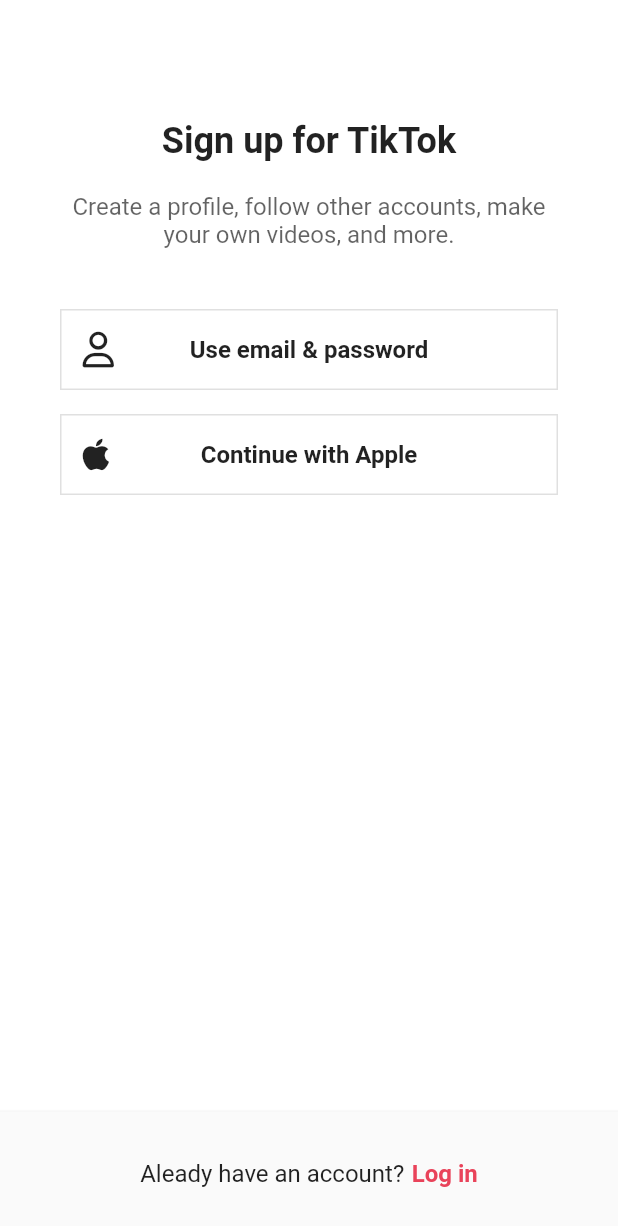
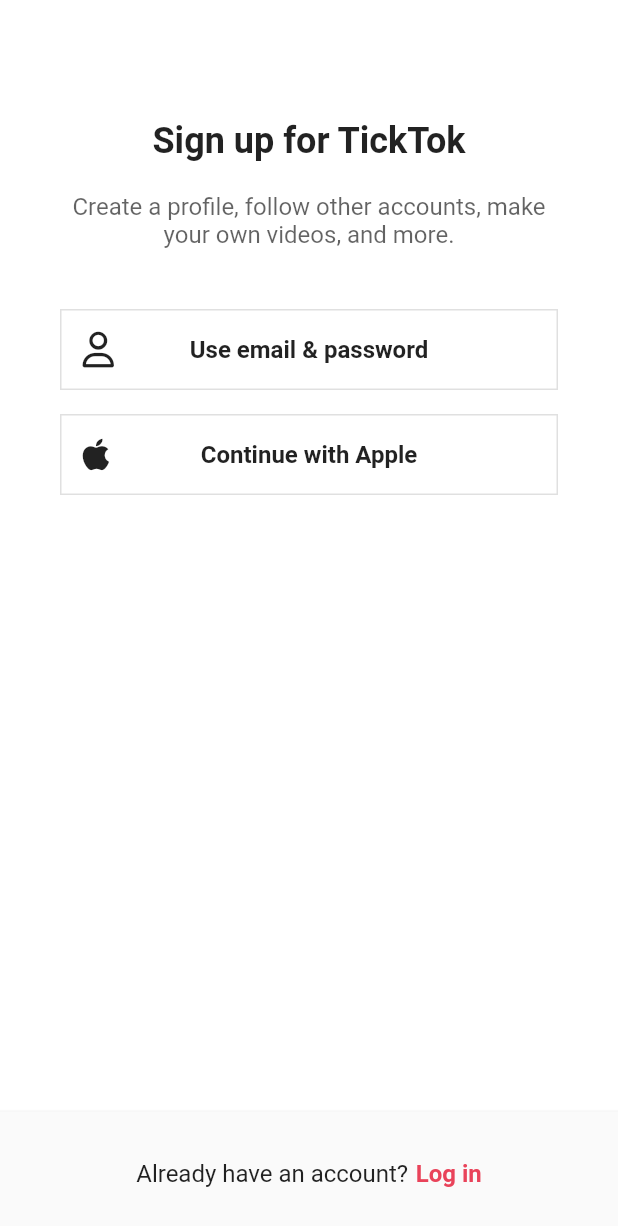
Before and after one commit to jiunson/tiktok_clone_2nd, a Flutter app: the screen it shows after launch, on a phone screen of 412 x 824 dp. Shown: the top 1226 px of the screen. Run offline on Flutter 3.47's test engine with Material 2 defaults, Android fonts, the phone set to English and light mode, and no system bars; our stand-ins replace font_awesome_flutter, video_player, visibility_detector.

Commit message:
#16.4 Flutter lntl

```diff
--- a/l10n.yaml
+++ /dev/null
@@ -1,3 +0,0 @@
-arb-dir: lib/intl
-template-arb-file: intl_en.arb
-output-localization-file: intl_generated.dart
--- a/lib/features/authentication/sign_up_screen.dart
+++ b/lib/features/authentication/sign_up_screen.dart
@@ -5,9 +5,8 @@
 import 'package:tiktok_clone_2nd/features/authentication/login_screen.dart';
 import 'package:tiktok_clone_2nd/features/authentication/username_screen.dart';
 import 'package:tiktok_clone_2nd/features/authentication/widgets/auth_button.dart';
+import 'package:tiktok_clone_2nd/generated/l10n.dart';
 import 'package:tiktok_clone_2nd/utils.dart';
-
-import 'package:flutter_gen/gen_l10n/intl_generated.dart';
 
 class SignUpScreen extends StatelessWidget {
   const SignUpScreen({super.key});
@@ -45,18 +44,18 @@
                 children: [
                   Gaps.v80,
                   Text(
-                    AppLocalizations.of(context)!.signUpTitle("TikTok"),
+                    S.of(context).signUpTitle("TickTok"),
                     style: const TextStyle(
                       fontSize: Sizes.size24,
                       fontWeight: FontWeight.w700,
                     ),
                   ),
                   Gaps.v20,
-                  const Opacity(
+                  Opacity(
                     opacity: 0.7,
                     child: Text(
-                      "Create a profile, follow other accounts, make your own videos, and more.",
-                      style: TextStyle(
+                      S.of(context).signUpSubtitle,
+                      style: const TextStyle(
                         fontSize: Sizes.size16,
                       ),
                       textAlign: TextAlign.center,
@@ -67,15 +66,15 @@
                   if (orientation == Orientation.portrait) ...[
                     GestureDetector(
                       onTap: () => _onEmailTap(context),
-                      child: const AuthButton(
-                        icon: FaIcon(FontAwesomeIcons.user),
-                        text: "Use email & password",
+                      child: AuthButton(
+                        icon: const FaIcon(FontAwesomeIcons.user),
+                        text: S.of(context).emailPasswordButton,
                       ),
                     ),
                     Gaps.v16,
-                    const AuthButton(
-                      icon: FaIcon(FontAwesomeIcons.apple),
-                      text: "Continue with Apple",
+                    AuthButton(
+                      icon: const FaIcon(FontAwesomeIcons.apple),
+                      text: S.of(context).appleButton,
                     ),
                   ],
                   // 가로 방향일 경우 UI
@@ -85,17 +84,17 @@
                         Expanded(
                           child: GestureDetector(
                             onTap: () => _onEmailTap(context),
-                            child: const AuthButton(
-                              icon: FaIcon(FontAwesomeIcons.user),
-                              text: "Use email & password",
+                            child: AuthButton(
+                              icon: const FaIcon(FontAwesomeIcons.user),
+                              text: S.of(context).emailPasswordButton,
                             ),
                           ),
                         ),
                         Gaps.h16,
-                        const Expanded(
+                        Expanded(
                           child: AuthButton(
-                            icon: FaIcon(FontAwesomeIcons.apple),
-                            text: "Continue with Apple",
+                            icon: const FaIcon(FontAwesomeIcons.apple),
+                            text: S.of(context).appleButton,
                           ),
                         ),
                       ],
@@ -115,9 +114,9 @@
               child: Row(
                 mainAxisAlignment: MainAxisAlignment.center,
                 children: [
-                  const Text(
-                    "Aleady have an account?",
-                    style: TextStyle(
+                  Text(
+                    S.of(context).alreadyHaveAnAccount,
+                    style: const TextStyle(
                       fontSize: Sizes.size16,
                     ),
                   ),
@@ -125,7 +124,7 @@
                   GestureDetector(
                     onTap: () => _onLoginTab(context),
                     child: Text(
-                      "Log in",
+                      S.of(context).logIn,
                       style: TextStyle(
                         fontSize: Sizes.size16,
                         fontWeight: FontWeight.w600,
--- a/lib/main.dart
+++ b/lib/main.dart
@@ -1,10 +1,9 @@
 import 'package:flutter/material.dart';
 import 'package:flutter/services.dart';
+import 'package:flutter_localizations/flutter_localizations.dart';
 import 'package:tiktok_clone_2nd/constants/sizes.dart';
 import 'package:tiktok_clone_2nd/features/authentication/sign_up_screen.dart';
-
-// UI 번역 파일 임포트
-import 'package:flutter_gen/gen_l10n/intl_generated.dart';
+import 'package:tiktok_clone_2nd/generated/l10n.dart';
 
 void main() async {
   // Flutter framework를 이용해서 앱이 시작하기 전에 state를 어떤 식으로든 바꾸고 싶다면
@@ -36,8 +35,16 @@
     return MaterialApp(
       debugShowCheckedModeBanner: false,
       title: 'Flutter Demo',
-      localizationsDelegates: AppLocalizations.localizationsDelegates,
-      supportedLocales: AppLocalizations.supportedLocales,
+      localizationsDelegates: const [
+        S.delegate, // UI에 대한 번역 파일 설정
+        GlobalMaterialLocalizations.delegate, // Material 위젯에 대한 번역 파일 설정
+        GlobalCupertinoLocalizations.delegate, // Cupertino 위젯에 대한 번역 파일 설정
+        GlobalWidgetsLocalizations.delegate, // 일반 위젯에 대한 번역 파일 설정
+      ],
+      supportedLocales: const [
+        Locale("en"), // 영어 설정
+        Locale("ko"), // 한국어 설정
+      ],
       themeMode: ThemeMode.system,
       theme: ThemeData(
         useMaterial3: false,
--- a/pubspec.yaml
+++ b/pubspec.yaml
@@ -63,7 +63,6 @@
 
 # For information on the generic Dart part of this file, see the
 # following page: https://dart.dev/tools/pub/pubspec
-
 # The following section is specific to Flutter packages.
 flutter:
   generate: true
@@ -77,13 +76,10 @@
     #   - images/a_dot_burr.jpeg
     - assets/videos/video.MOV
     - assets/images/placeholder.jpg
-
   # An image asset can refer to one or more resolution-specific "variants", see
   # https://flutter.dev/assets-and-images/#resolution-aware
-
   # For details regarding adding assets from package dependencies, see
   # https://flutter.dev/assets-and-images/#from-packages
-
   # To add custom fonts to your application, add a fonts section here,
   # in this "flutter" section. Each entry in this list should have a
   # "family" key with the font family name, and a "fonts" key with a
@@ -103,3 +99,5 @@
   #
   # For details regarding fonts from package dependencies,
   # see https://flutter.dev/custom-fonts/#from-packages
+flutter_intl:
+  enabled: true
```
Also changed, not shown: lib/l10n/intl_en.arb (added, +27 -0 lines), lib/l10n/intl_ko.arb (added, +8 -0 lines), lib/generated/intl/messages_all.dart (added), lib/generated/intl/messages_en.dart (added), lib/generated/intl/messages_ko.dart (added), lib/generated/l10n.dart (added).
